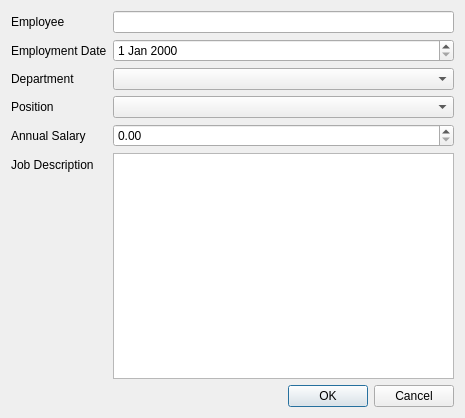
Above: qtc_dialog/dialog.ui from korhanmd/pyqt-practice before the change. Below: the same form after it.
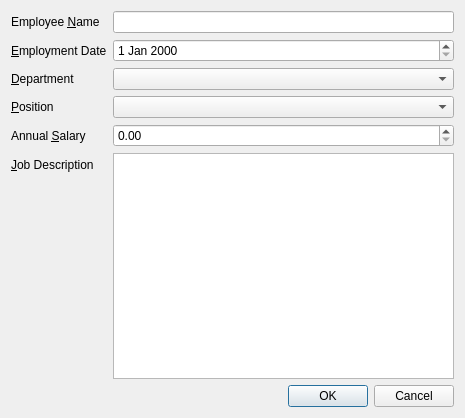
That is the form after the change.

Commit message: Create buddies between labels and widgets

```diff
--- a/qtc_dialog/dialog.ui
+++ b/qtc_dialog/dialog.ui
@@ -19,7 +19,10 @@
      <item row="0" column="0">
       <widget class="QLabel" name="label">
        <property name="text">
-        <string>Employee</string>
+        <string>Employee &amp;Name</string>
+       </property>
+       <property name="buddy">
+        <cstring>lineEdit</cstring>
        </property>
       </widget>
      </item>
@@ -29,7 +32,10 @@
      <item row="1" column="0">
       <widget class="QLabel" name="label_2">
        <property name="text">
-        <string>Employment Date</string>
+        <string>&amp;Employment Date</string>
+       </property>
+       <property name="buddy">
+        <cstring>dateEdit</cstring>
        </property>
       </widget>
      </item>
@@ -39,7 +45,10 @@
      <item row="2" column="0">
       <widget class="QLabel" name="label_3">
        <property name="text">
-        <string>Department</string>
+        <string>&amp;Department</string>
+       </property>
+       <property name="buddy">
+        <cstring>comboBox</cstring>
        </property>
       </widget>
      </item>
@@ -49,7 +58,10 @@
      <item row="3" column="0">
       <widget class="QLabel" name="label_4">
        <property name="text">
-        <string>Position</string>
+        <string>&amp;Position</string>
+       </property>
+       <property name="buddy">
+        <cstring>comboBox_2</cstring>
        </property>
       </widget>
      </item>
@@ -59,7 +71,10 @@
      <item row="4" column="0">
       <widget class="QLabel" name="label_5">
        <property name="text">
-        <string>Annual Salary</string>
+        <string>Annual &amp;Salary</string>
+       </property>
+       <property name="buddy">
+        <cstring>doubleSpinBox</cstring>
        </property>
       </widget>
      </item>
@@ -69,7 +84,10 @@
      <item row="5" column="0">
       <widget class="QLabel" name="label_6">
        <property name="text">
-        <string>Job Description</string>
+        <string>&amp;Job Description</string>
+       </property>
+       <property name="buddy">
+        <cstring>textEdit</cstring>
        </property>
       </widget>
      </item>
```
